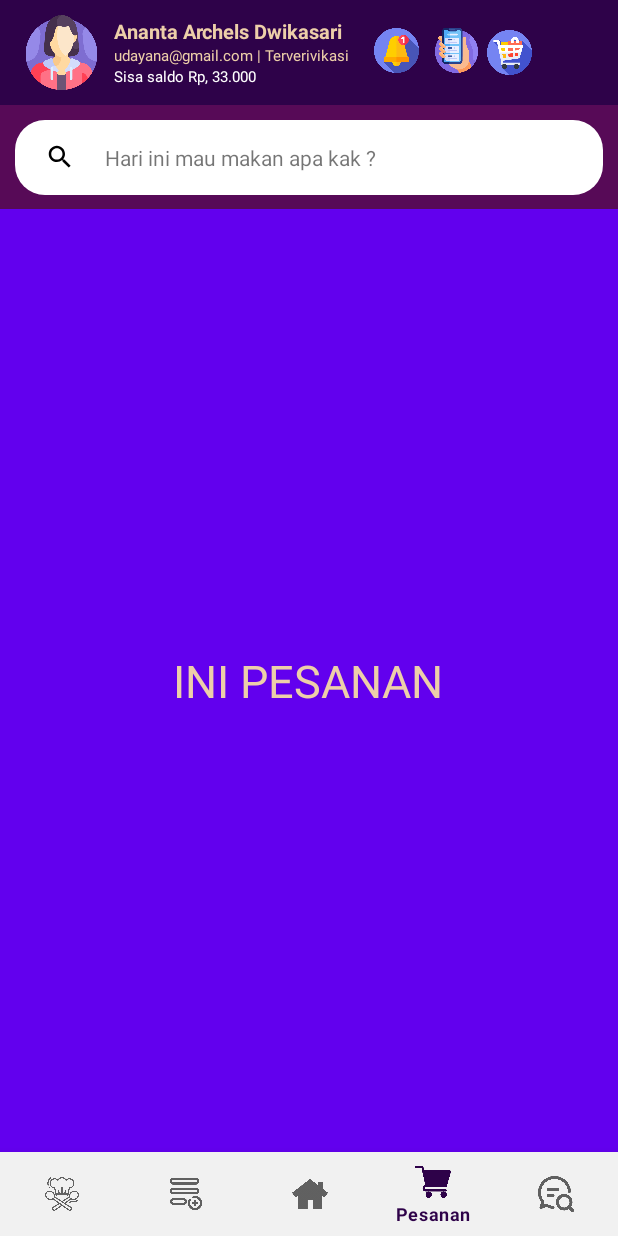
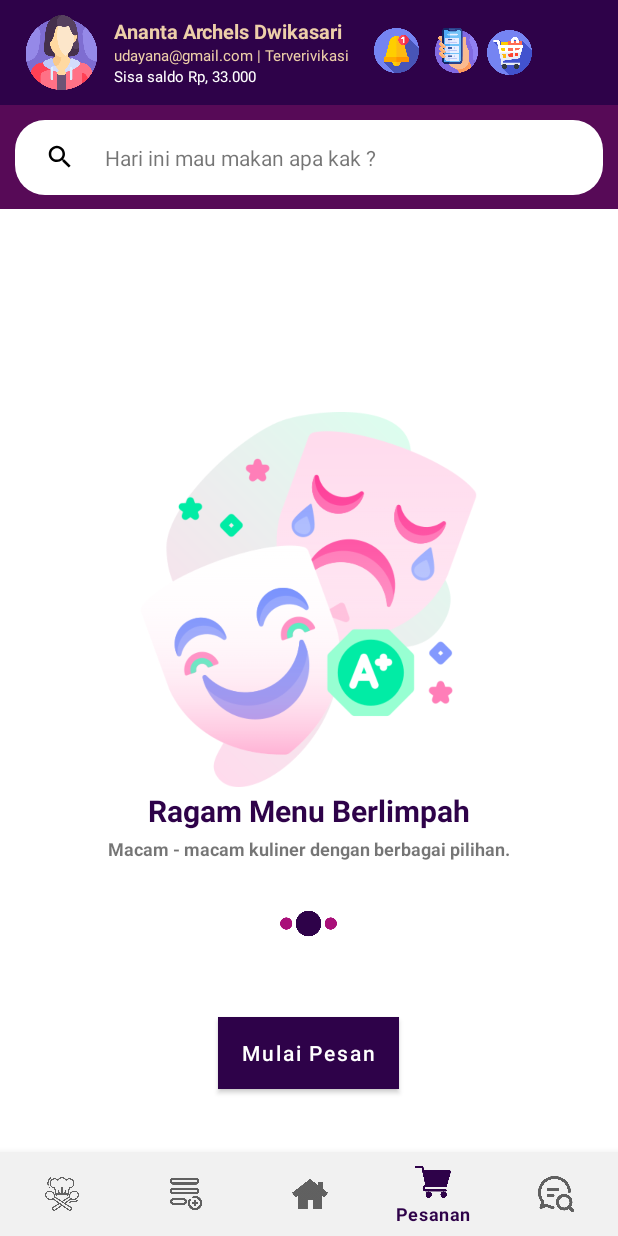
Before and after one commit to ddwikasari/PeseninAja, an Android app: the Dashboard screen opened directly, with no data from a screen before it, item 4 of the bottom bar chosen, on a phone screen of 412 x 824 dp. Run offline under Robolectric (Android 15) with nearby library versions, the phone set to English and light mode, and no system bars.

Commit message:
Finishing Aplikasi

```diff
--- a/app/src/main/java/com/example/peseninaja/Dashboard.java
+++ b/app/src/main/java/com/example/peseninaja/Dashboard.java
@@ -34,8 +34,10 @@
                 switch (item.getItemId()){
                     case R.id.info:
                         selectedFragment = new InfoFragment();
+                        break;
                     case R.id.promo:
                         selectedFragment = new PromoFragment();
+                        break;
                     case R.id.beranda:
                         startActivity(new Intent(Dashboard.this, Dashboard.class));
                         break;
--- a/app/src/main/res/layout/fragment_pesanan.xml
+++ b/app/src/main/res/layout/fragment_pesanan.xml
@@ -1,21 +1,57 @@
 <?xml version="1.0" encoding="utf-8"?>
-<RelativeLayout xmlns:android="http://schemas.android.com/apk/res/android"
+<LinearLayout xmlns:android="http://schemas.android.com/apk/res/android"
+    xmlns:app="http://schemas.android.com/apk/res-auto"
     xmlns:tools="http://schemas.android.com/tools"
     android:layout_width="match_parent"
     android:layout_height="match_parent"
-    tools:context=".ChatFragment"
-    android:background="@color/design_default_color_primary">
-
-    <!-- TODO: Update blank fragment layout -->
-    <TextView
-        android:layout_width="wrap_content"
-        android:layout_height="wrap_content"
-        android:layout_centerInParent="true"
-        android:text="INI PESANAN"
-        android:textSize="30sp"
-        android:textColor="@color/dasar"
-        android:layout_marginTop="200dp"
-
-        />
-
-</RelativeLayout>
+    android:background="@color/putih">
+    <LinearLayout
+        android:padding="15dp"
+        android:orientation="vertical"
+        android:layout_width="match_parent"
+        android:layout_height="match_parent">
+        <ImageView
+            android:layout_marginTop="120dp"
+            android:layout_gravity="center_horizontal"
+            android:adjustViewBounds="true"
+            android:cropToPadding="true"
+            android:src="@drawable/act"
+            android:layout_width="250dp"
+            android:layout_height="250dp"/>
+        <TextView
+            android:textAlignment="center"
+            android:layout_marginTop="2dp"
+            android:textStyle="bold"
+            android:textSize="20dp"
+            android:textColor="@color/colorPrimary"
+            android:text="Ragam Menu Berlimpah"
+            android:layout_width="match_parent"
+            android:layout_height="wrap_content"/>
+        <TextView
+            android:layout_marginTop="3dp"
+            android:textStyle="bold"
+            android:textAlignment="center"
+            android:textSize="12dp"
+            android:text="Macam - macam kuliner dengan berbagai pilihan."
+            android:layout_width="match_parent"
+            android:layout_height="wrap_content"/>
+        <ImageView
+            android:layout_marginTop="30dp"
+            android:layout_gravity="center_horizontal"
+            android:adjustViewBounds="true"
+            android:cropToPadding="true"
+            android:src="@drawable/loa2"
+            android:layout_width="50dp"
+            android:layout_height="wrap_content"/>
+        <Button
+            android:layout_marginTop="50dp"
+            android:layout_gravity="center_horizontal"
+            android:textAlignment="center"
+            android:textAllCaps="false"
+            android:text="Mulai Pesan"
+            android:textColor="@color/putih"
+            android:layout_width="wrap_content"
+            android:layout_height="wrap_content"
+            android:background="#2E0249"/>
+    </LinearLayout>
+</LinearLayout>
```
Also changed, not shown: app/src/main/res/layout/fragment_chat.xml (+53 -16 lines), app/src/main/res/layout/fragment_info.xml (+5 -12 lines).
